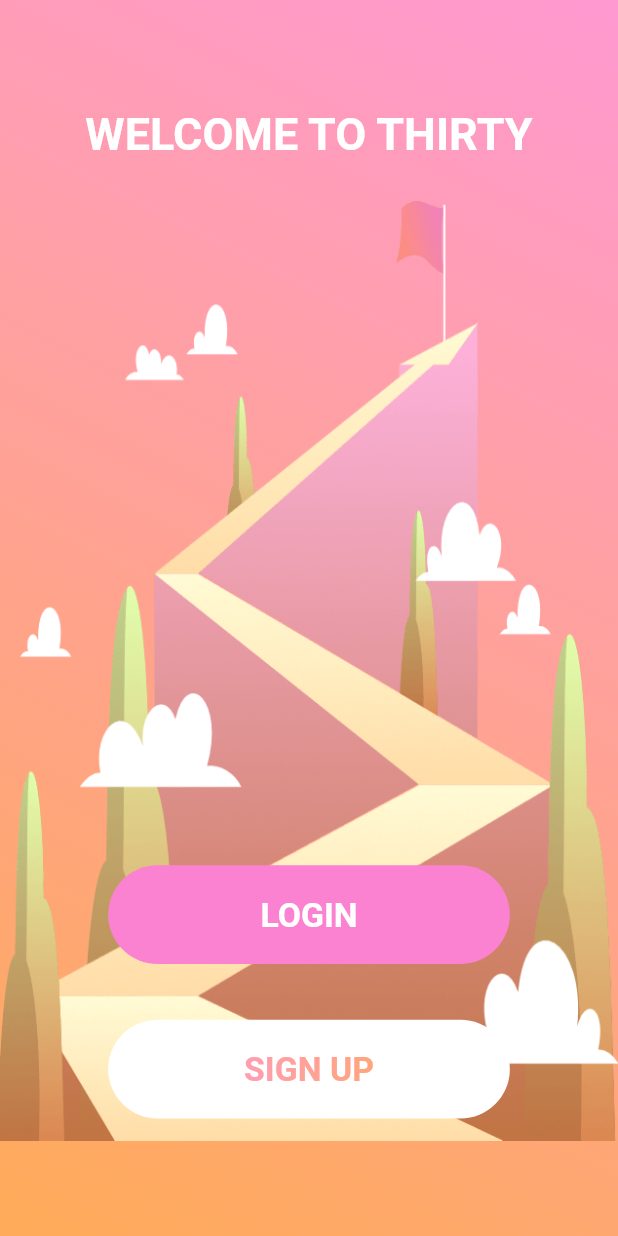
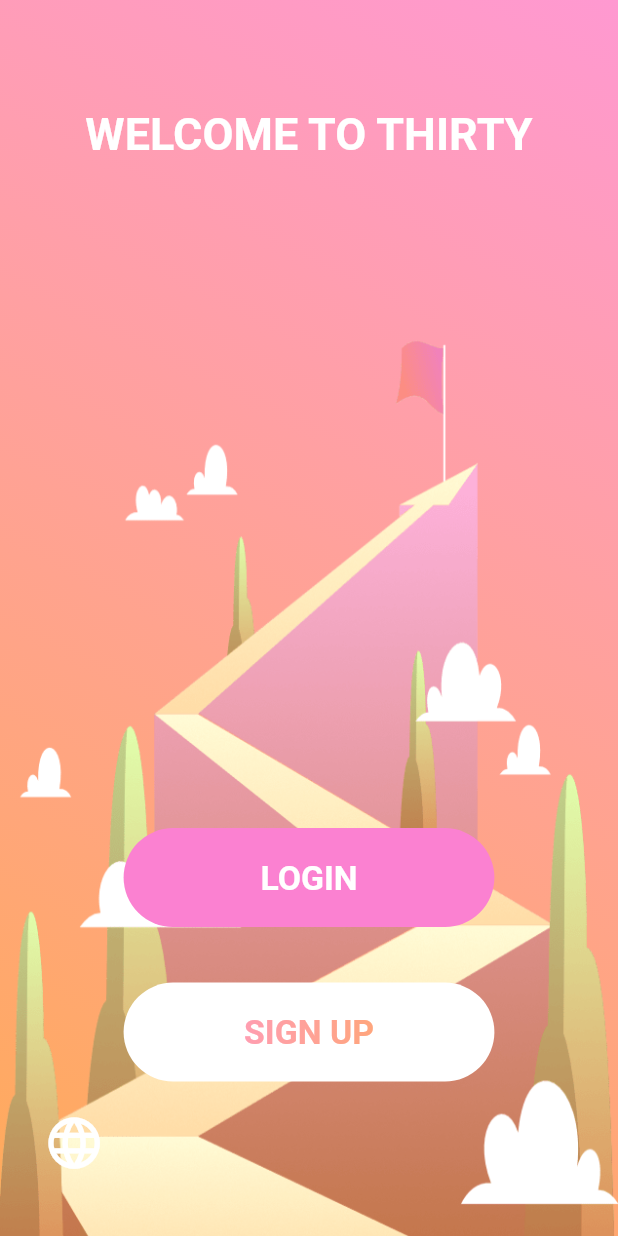
Before and after one commit to Omine100/Thirty, a Flutter app: the screen it shows after launch, on a phone screen of 412 x 824 dp. Run offline on Flutter 3.47's test engine with Material 2 defaults, Android fonts, the phone set to English and light mode, and no system bars; our stand-ins replace cloud_firestore, firebase_auth, intro_slider, lottie, shared_preferences; accounts and stored records are empty.

Commit message:
localization update
I need to figure out how to do the button thing

Then do the animations before moving on to the home.dart page

```diff
--- a/thirty_1.0/thirty/lib/pages/intro.dart
+++ b/thirty_1.0/thirty/lib/pages/intro.dart
@@ -69,7 +69,8 @@ class _IntroScreenState extends State<IntroScreen> {
         width: double.infinity,
         height: double.infinity,
         child: Container(
-          margin: EdgeInsets.only(bottom: 60.0, top: 60.0),
+          margin:
+              EdgeInsets.only(bottom: 60.0, top: 35.0, left: 50.0, right: 50.0),
           child: ListView(
             children: <Widget>[
               Container(
--- a/thirty_1.0/thirty/lib/pages/welcome.dart
+++ b/thirty_1.0/thirty/lib/pages/welcome.dart
@@ -1,6 +1,7 @@
 import 'package:flutter/material.dart';
 import 'package:thirty/services/appLocalizations.dart';
 
+import 'package:thirty/languages/language.dart';
 import 'package:thirty/services/cloudFirestore.dart';
 import 'package:thirty/standards/themes.dart';
 import 'package:thirty/standards/themesGradients.dart';
@@ -88,6 +89,10 @@ class _WelcomeScreenState extends State<WelcomeScreen> {
                 context,
                 Image(
                   image: AssetImage('lib/assets/welcomeBackgroundImage.png'),
+                  height: themes.getDimension(
+                      context, true, "welcomeBackgroundImageDimension"),
+                  width: themes.getDimension(
+                      context, false, "welcomeBackgroundImageDimension"),
                 ),
               ),
             ),
@@ -152,6 +157,26 @@ class _WelcomeScreenState extends State<WelcomeScreen> {
                                 .backgroundGradientBottomLeftColor)),
                   ),
                 )),
+            Positioned(
+              bottom: themes.getPosition(
+                  context, true, "welcomeLanguageSelectorButtonPosition"),
+              left: themes.getPosition(
+                  context, false, "welcomeLanguageSelectorButtonPosition"),
+              child: Container(
+                height: themes.getDimension(
+                    context, true, "welcomeLanguageSelectorButtonDimension"),
+                width: themes.getDimension(
+                    context, true, "welcomeLanguageSelectorButtonDimension"),
+                child: Icon(
+                  Icons.language,
+                  color: Theme.of(context)
+                      .colorScheme
+                      .welcomeLanguageSelectorButtonColor,
+                  size: themes.getDimension(
+                      context, true, "welcomeLanguageSelectorButtonDimension"),
+                ),
+              ),
+            ),
           ],
         ),
       ),
--- a/thirty_1.0/thirty/pubspec.yaml
+++ b/thirty_1.0/thirty/pubspec.yaml
@@ -15,6 +15,7 @@ dependencies:
     sdk: flutter
   cupertino_icons: ^0.1.3
 
+  shared_preferences: ^0.5.6+2
   firebase_core: ^0.4.4+3
   cloud_firestore: ^0.12.7
   firebase_auth: ^0.14.0+5
```
Also changed, not shown: thirty_1.0/thirty/lib/languages/language.dart (added, +18 -0 lines), thirty_1.0/thirty/lib/services/appLocalizationConstants.dart (added, +41 -0 lines), thirty_1.0/thirty/lib/standards/methodStandards.dart (+9 -0 lines), thirty_1.0/thirty/lib/standards/themes.dart (+11 -3 lines), thirty_1.0/thirty/lib/standards/themesGradients.dart (+0 -12 lines), thirty_1.0/thirty/pubspec.lock.
